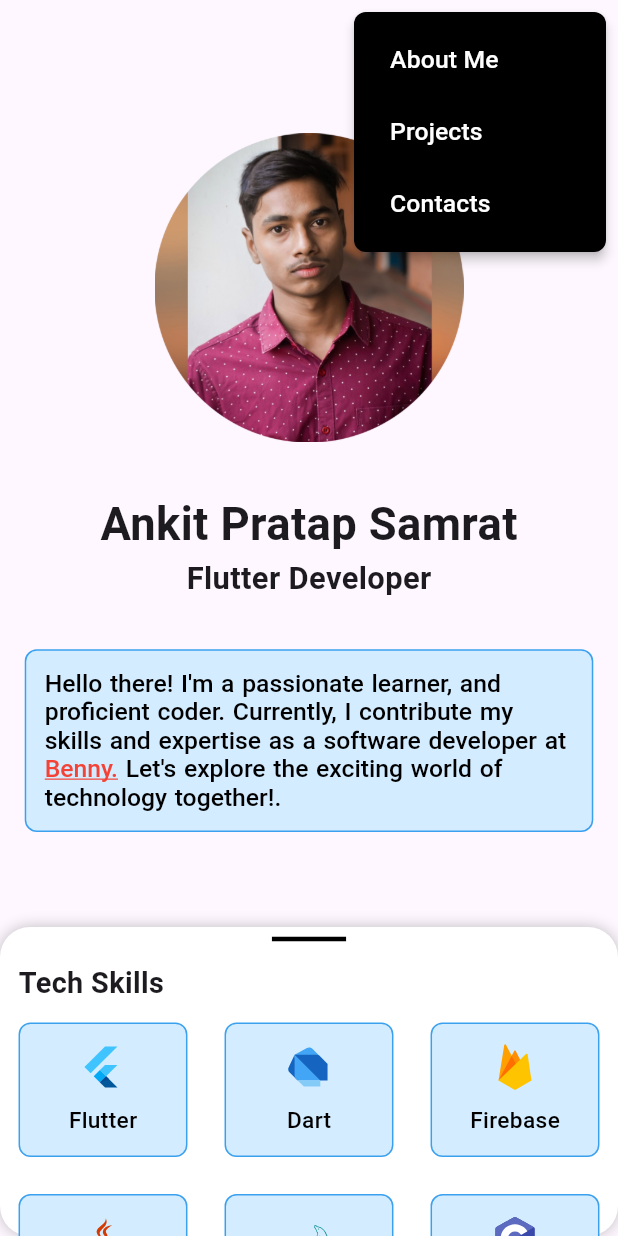
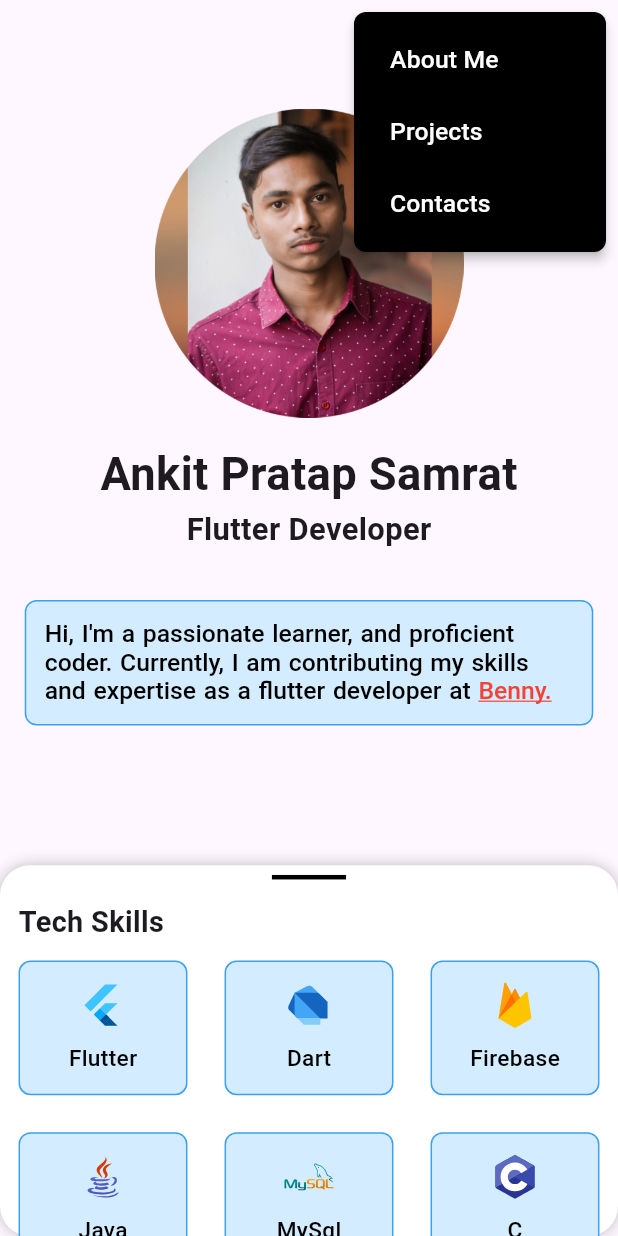
Before and after one commit to ankitpsamrat/Flutter-portfolio, a Flutter app: the screen it shows after launch, after a tap on the "menu" icon, on a phone screen of 412 x 824 dp. Run offline on Flutter 3.47's test engine with Material 3 defaults, Android fonts, the phone set to English and light mode, and no system bars; drawn by our look-alikes of sliding_up_panel; our stand-ins replace flutter_svg.

Commit message:
info updated

```diff
--- a/lib/src/pages/about_page.dart
+++ b/lib/src/pages/about_page.dart
@@ -6,8 +6,8 @@ class AboutPage extends StatelessWidget {
   AboutPage({Key? key}) : super(key: key);
 
   final List<String> _aboutList = [
-    'I am Ankit Pratap Samrat, A developer, leaner & coder. I want to became a skilled Web & App Developer. I love to work on products that makes a quite significant positive impact on day to day lives of people. I have experience in both frontend & backend development. One of my interests are learning.',
-    "Greetings, I'm Ankit Pratap Samrat, a passionate software developer with a flair for both frontend and backend development. My enthusiasm for creating impactful products that enhance people's daily lives drives my work. Constantly evolving, I am committed to learning and improving my skills, exploring new technologies to stay at the forefront of my field.",
+    'A developer, leaner & coder. I want to became a skilled Web & App Developer. I love to work on products that makes a quite significant positive impact on day to day lives of people. I have experience in both frontend & backend development. One of my interests are learning.',
+    "My enthusiasm for creating impactful products that enhance people's daily lives drives my work. Constantly evolving, I am committed to learning and improving my skills, exploring new technologies to stay at the forefront of my field.",
     "Beyond coding, my interests span a wide spectrum—I find joy in traveling, swimming, playing mobile games, watching movies, indulging in comedy shows. I'm equally dedicated to community service, always eager to lend a helping hand.",
   ];
 
--- a/lib/src/pages/contact_page.dart
+++ b/lib/src/pages/contact_page.dart
@@ -74,7 +74,7 @@ class ContactPage extends StatelessWidget {
             ),
             CommonWidget.sectionTitle('Feedback'),
             Container(
-              margin: CommonWidget.padding,
+              margin: CommonWidget.padding.copyWith(bottom: 40),
               padding: CommonWidget.padding,
               decoration: CommonWidget.boxDecoration,
               child: Column(
--- a/lib/src/pages/home_page.dart
+++ b/lib/src/pages/home_page.dart
@@ -6,6 +6,7 @@ import 'package:portfolio_app/services/enums.dart';
 import 'package:portfolio_app/src/widgets/cloud_hosting.dart';
 import 'package:portfolio_app/src/widgets/common_widget.dart';
 import 'package:portfolio_app/src/widgets/operating_system.dart';
+import 'package:portfolio_app/src/widgets/software_skill.dart';
 import 'package:portfolio_app/src/widgets/tech_skill.dart';
 import 'package:sliding_up_panel/sliding_up_panel.dart';
 
@@ -74,13 +75,13 @@ class HomePage extends StatelessWidget {
         ],
       ),
       body: SlidingUpPanel(
-        minHeight: 25 * AppUI.dh,
-        maxHeight: 46 * AppUI.dh,
+        minHeight: 30 * AppUI.dh,
+        // maxHeight: 60 * AppUI.dh,
         borderRadius: BorderRadius.circular(20),
         body: Column(
           children: [
             Padding(
-              padding: EdgeInsets.symmetric(vertical: 4 * AppUI.dh),
+              padding: EdgeInsets.symmetric(vertical: 2 * AppUI.dh),
               child: Image.asset(
                 'assets/images/mypic.png',
                 height: 25 * AppUI.dh,
@@ -118,7 +119,7 @@ class HomePage extends StatelessWidget {
                   children: [
                     const TextSpan(
                       text:
-                          "Hello there! I'm a passionate learner, and proficient coder. Currently, I contribute my skills and expertise as a software developer at ",
+                          "Hi, I'm a passionate learner, and proficient coder. Currently, I am contributing my skills and expertise as a flutter developer at ",
                     ),
                     TextSpan(
                       text: 'Benny.',
@@ -128,10 +129,6 @@ class HomePage extends StatelessWidget {
                       ),
                       recognizer: TapGestureRecognizer()
                         ..onTap = () => launchURL(UrlName.benny),
-                    ),
-                    const TextSpan(
-                      text:
-                          " Let's explore the exciting world of technology together!.",
                     ),
                   ],
                 ),
@@ -153,7 +150,9 @@ class HomePage extends StatelessWidget {
                 ),
                 TechSkills(),
                 CloudHosting(),
+                SoftwareSkill(),
                 OperatingSystems(),
+                const SizedBox(height: 40),
               ],
             ),
           );
--- /dev/null
+++ b/lib/src/widgets/software_skill.dart
@@ -0,0 +1,48 @@
+import 'package:flutter/material.dart';
+import 'package:portfolio_app/helpers/responsive.dart';
+import 'package:portfolio_app/src/widgets/common_widget.dart';
+import 'package:portfolio_app/src/widgets/skill_card.dart';
+
+class SoftwareSkill extends StatelessWidget {
+  SoftwareSkill({super.key});
+
+  final Map<String, String> _mapData = {
+    'Postman': 'assets/svgs/Postman.svg',
+    'Figma': 'assets/svgs/Figma.svg',
+  };
+
+  @override
+  Widget build(BuildContext context) {
+    return Column(
+      crossAxisAlignment: CrossAxisAlignment.start,
+      children: [
+        Padding(
+          padding: EdgeInsets.only(top: 1 * AppUI.dh),
+          child: CommonWidget.sectionTitle('Software'),
+        ),
+        GridView.builder(
+          itemCount: _mapData.keys.length,
+          shrinkWrap: true,
+          padding: EdgeInsets.zero,
+          physics: const NeverScrollableScrollPhysics(),
+          gridDelegate: const SliverGridDelegateWithFixedCrossAxisCount(
+            crossAxisCount: 3,
+            childAspectRatio: 1.2,
+          ),
+          itemBuilder: (BuildContext context, int index) {
+            final String techUrl = _mapData.values.elementAt(index);
+            final String techName = _mapData.keys.elementAt(index);
+
+            return Padding(
+              padding: CommonWidget.padding,
+              child: SkillCard(
+                techUrl: techUrl,
+                techName: techName,
+              ),
+            );
+          },
+        ),
+      ],
+    );
+  }
+}
```
Also changed, not shown: assets/svgs/Figma.svg (added), assets/svgs/Postman.svg (added).
